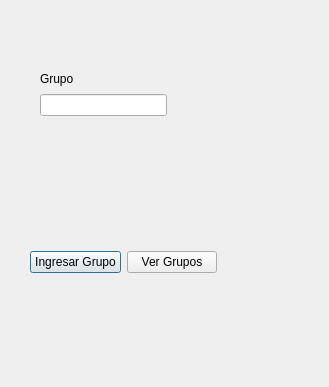
This is Pruebas/UI/Grupos.ui in Remv123/DB_SQLite as Qt 5 draws it before an edit. The edited form follows.
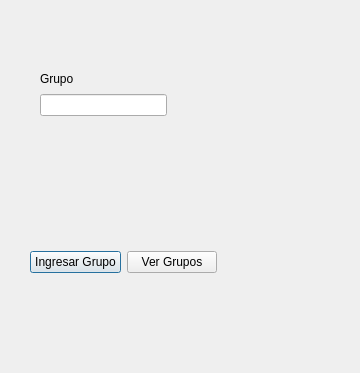
This is the edited form.

What changed in the file:
```diff
--- a/Pruebas/UI/Grupos.ui
+++ b/Pruebas/UI/Grupos.ui
@@ -6,10 +6,16 @@
    <rect>
     <x>0</x>
     <y>0</y>
-    <width>329</width>
-    <height>387</height>
+    <width>360</width>
+    <height>373</height>
    </rect>
   </property>
+  <property name="maximumSize">
+   <size>
+    <width>360</width>
+    <height>373</height>
+   </size>
+  </property>
   <property name="windowTitle">
    <string>Registrar Grupos</string>
   </property>
```
